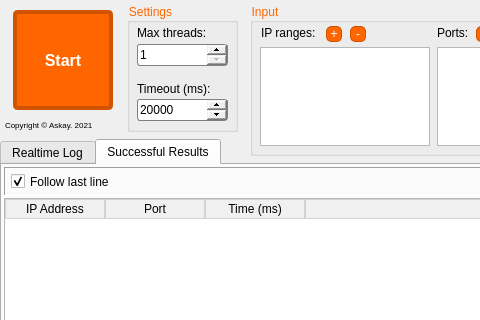
Above: mainwindow.ui from Askay35/Ip-Device-Scanner before the change; both pictures show x 0 to 480 and y 0 to 320 of the 810 by 466 pixel window. Below: the same form after it.
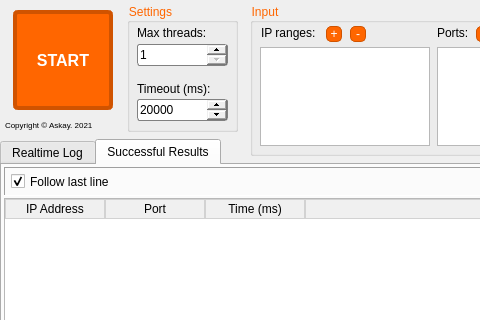
That is the form after the change. Icons and pictures are not drawn.

Diff of the .ui file:
```diff
--- a/mainwindow.ui
+++ b/mainwindow.ui
@@ -134,7 +134,7 @@
      <string notr="true"/>
     </property>
     <property name="text">
-     <string>Start</string>
+     <string>START</string>
     </property>
     <property name="flat">
      <bool>false</bool>
```
